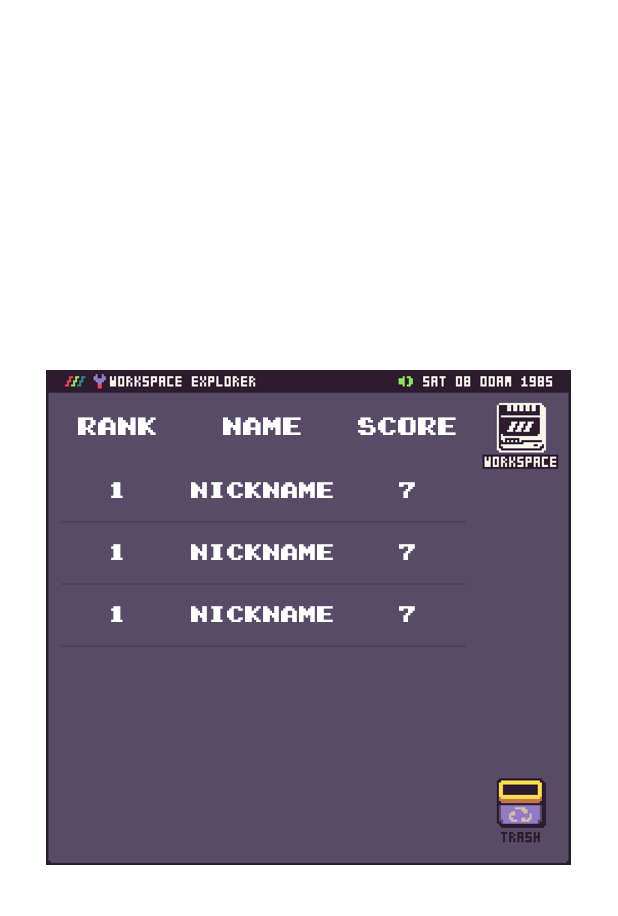
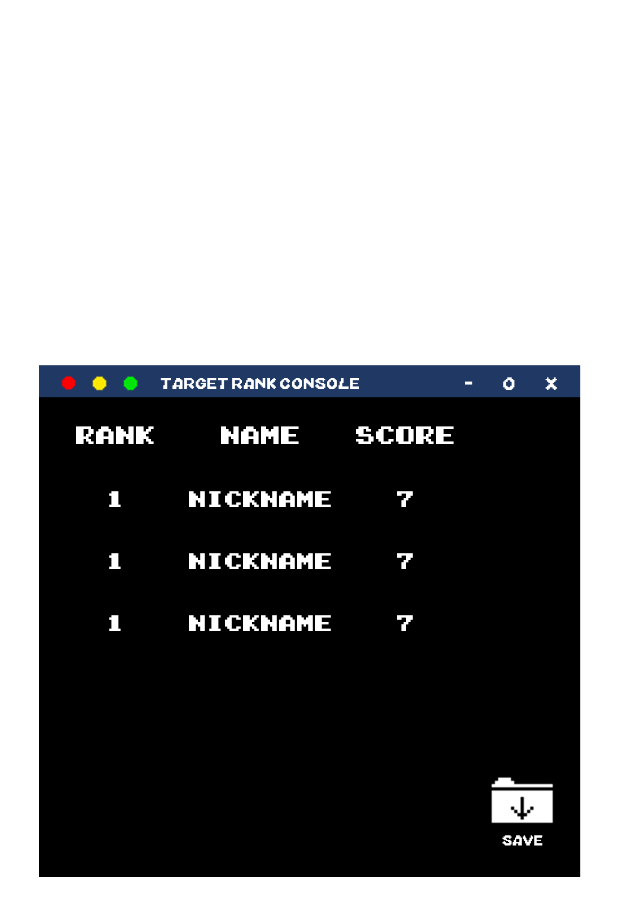
Before and after one commit to uunwon/Target, an Android app: the layout fragment_rankdialog.xml on its own in the app's theme, with its tools: preview values and no code run, on a phone screen of 412 x 824 dp. Shown: the top 916 px of the screen. Run offline under Robolectric (Android 15) with nearby library versions, the phone set to English and light mode, and no system bars.

Commit message:
custom console-rank

```diff
--- a/target/app/src/main/res/layout/fragment_rankdialog.xml
+++ b/target/app/src/main/res/layout/fragment_rankdialog.xml
@@ -1,5 +1,6 @@
 <?xml version="1.0" encoding="utf-8"?>
-<androidx.constraintlayout.widget.ConstraintLayout xmlns:android="http://schemas.android.com/apk/res/android"
+<androidx.constraintlayout.widget.ConstraintLayout
+    xmlns:android="http://schemas.android.com/apk/res/android"
     xmlns:app="http://schemas.android.com/apk/res-auto"
     android:layout_width="wrap_content"
     android:layout_height="wrap_content"
@@ -9,12 +10,13 @@
 
     <ImageView
         android:id="@+id/rankImageView"
-        android:layout_width="350dp"
+        android:layout_width="370dp"
         android:layout_height="wrap_content"
         android:layout_gravity="center"
+        android:layout_marginStart="10dp"
         android:scaleType="fitCenter"
         android:adjustViewBounds="true"
-        android:src="@drawable/ic_window"
+        android:src="@drawable/ic_console"
         app:layout_constraintStart_toStartOf="parent"
         app:layout_constraintEnd_toEndOf="parent"
         app:layout_constraintTop_toTopOf="parent"
@@ -25,8 +27,8 @@
         android:id="@+id/rankLinearLayout"
         android:layout_width="270dp"
         android:layout_height="wrap_content"
-        android:layout_marginTop="30dp"
-        android:layout_marginStart="10dp"
+        android:layout_marginTop="43dp"
+        android:layout_marginStart="13dp"
         app:layout_constraintStart_toStartOf="@id/rankImageView"
         app:layout_constraintTop_toTopOf="@id/rankImageView">
 
@@ -65,7 +67,7 @@
         android:layout_width="270dp"
         android:layout_height="250dp"
         android:layout_marginTop="15dp"
-        android:layout_marginStart="10dp"
+        android:layout_marginStart="13dp"
         tools:listitem="@layout/item_rank"
         app:layout_constraintStart_toStartOf="@id/rankImageView"
         app:layout_constraintTop_toBottomOf="@id/rankLinearLayout"/>
```
Also changed, not shown: target/app/src/main/res/drawable/ic_console.png (added).
